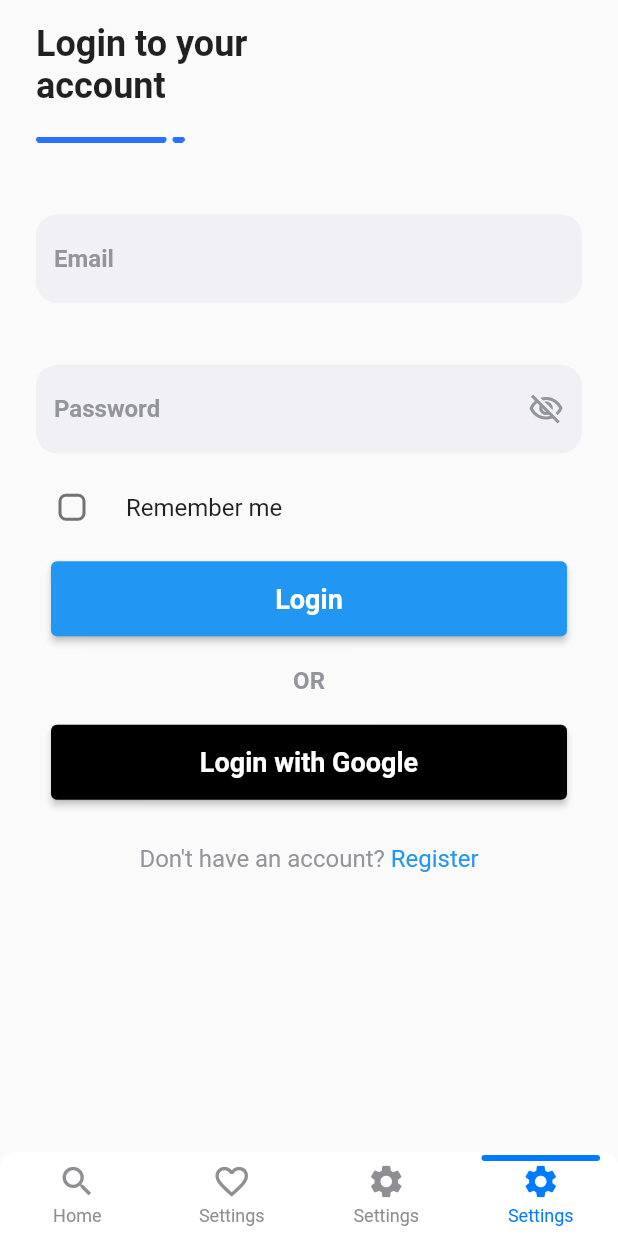
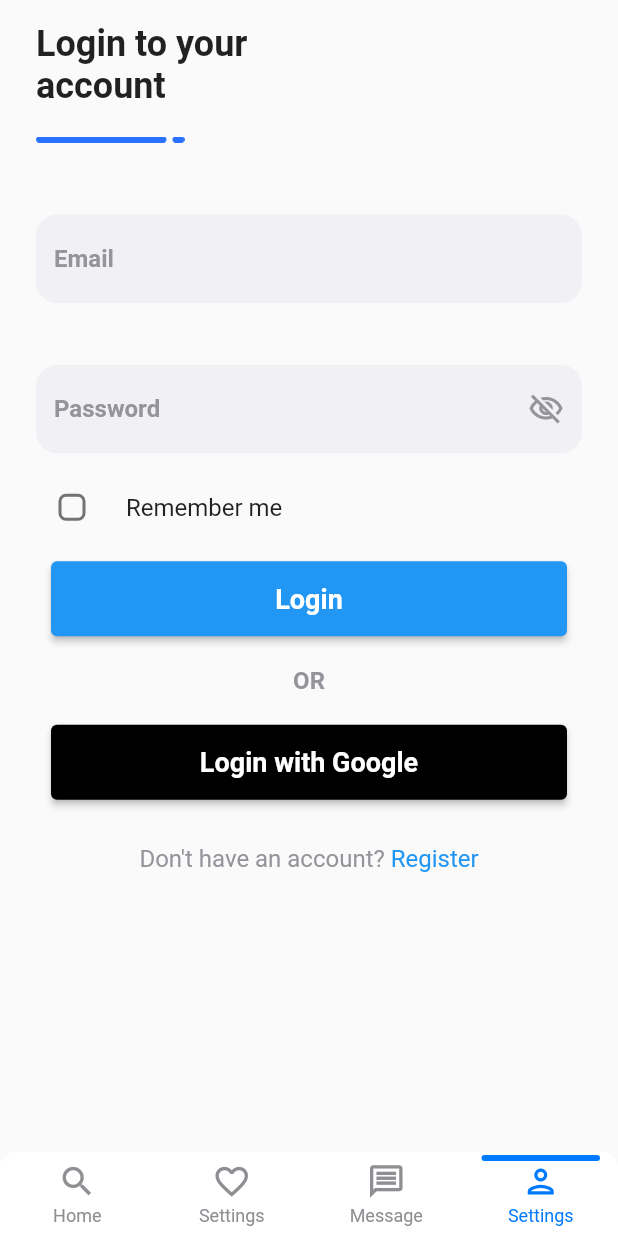
Before and after one commit to islambelhardi/ProjetFInEtude, a Flutter app: the screen it shows after launch, item 4 of the bottom bar chosen, on a phone screen of 412 x 824 dp. Run offline on Flutter 3.47's test engine with Material 2 defaults, Android fonts, the phone set to English and light mode, and no system bars; drawn by our look-alikes of persistent_bottom_nav_bar; our stand-ins replace email_validator, geocoding, geolocator, google_maps_flutter, shared_preferences, shimmer.

Commit message:
changed the nav bar and fixed login sign up route

```diff
--- a/lib/Controllers/connection.dart
+++ b/lib/Controllers/connection.dart
@@ -1,4 +1,4 @@
-const String baseUrl= "http://10.0.2.2/";
+const String baseUrl= "http://192.168.1.38/";
 const Map<String, String> headers = {
   'Content-Type': 'application/json;charset=UTF-8',
   'Charset': 'utf-8'};
--- a/lib/Routes/mainpage.dart
+++ b/lib/Routes/mainpage.dart
@@ -46,13 +46,13 @@ class _MainPageState extends State<MainPage> {
                 // inactiveColorPrimary: CupertinoColors.systemGrey,
             ),
             PersistentBottomNavBarItem(
-                icon: Icon(Icons.settings),
-                title: ("Settings"),
+                icon: Icon(Icons.message_outlined),
+                title: ("Message"),
                 // activeColorPrimary: CupertinoColors.activeBlue,
                 // inactiveColorPrimary: CupertinoColors.systemGrey,
             ),
             PersistentBottomNavBarItem(
-                icon: Icon(Icons.settings),
+                icon: Icon(Icons.person_outlined),
                 title: ("Settings"),
                 // activeColorPrimary: CupertinoColors.activeBlue,
                 // inactiveColorPrimary: CupertinoColors.systemGrey,
--- a/lib/Views/loginview.dart
+++ b/lib/Views/loginview.dart
@@ -46,7 +46,7 @@ class _LoginViewState extends State<LoginView> {
       print(responsebody['access token']);
       // Navigator.of(context).pushReplacement(
       //     MaterialPageRoute(builder: (context) => ProfilePage()));
-      Navigator.pushAndRemoveUntil(context, MaterialPageRoute(builder: (context)=>ProfilePage()), (route) => true);
+      Navigator.pushAndRemoveUntil(context, MaterialPageRoute(builder: (context)=>ProfilePage()), (route) => false);
     } else {
       showDialog(
           context: context,
```
Also changed, not shown: lib/Routes/profilepage.dart (+6 -9 lines).
